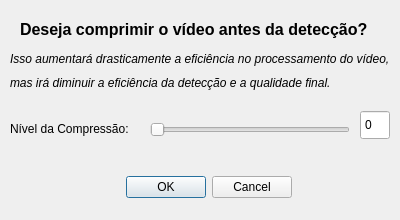
This is UIs/janela_compressao.ui in EddiePricefield/FER-VISCOMP as Qt 5 draws it before an edit. The edited form follows.
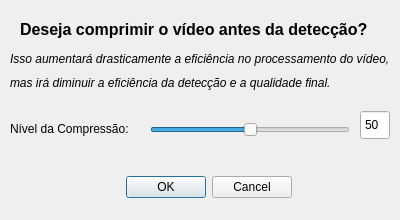
This is the edited form.

Diff of the .ui file:
```diff
--- a/UIs/janela_compressao.ui
+++ b/UIs/janela_compressao.ui
@@ -41,6 +41,9 @@
    <property name="maximum">
     <number>99</number>
    </property>
+   <property name="value">
+    <number>50</number>
+   </property>
    <property name="orientation">
     <enum>Qt::Orientation::Horizontal</enum>
    </property>
@@ -150,7 +153,7 @@
     <bool>true</bool>
    </property>
    <property name="value">
-    <number>0</number>
+    <number>50</number>
    </property>
   </widget>
  </widget>
```
